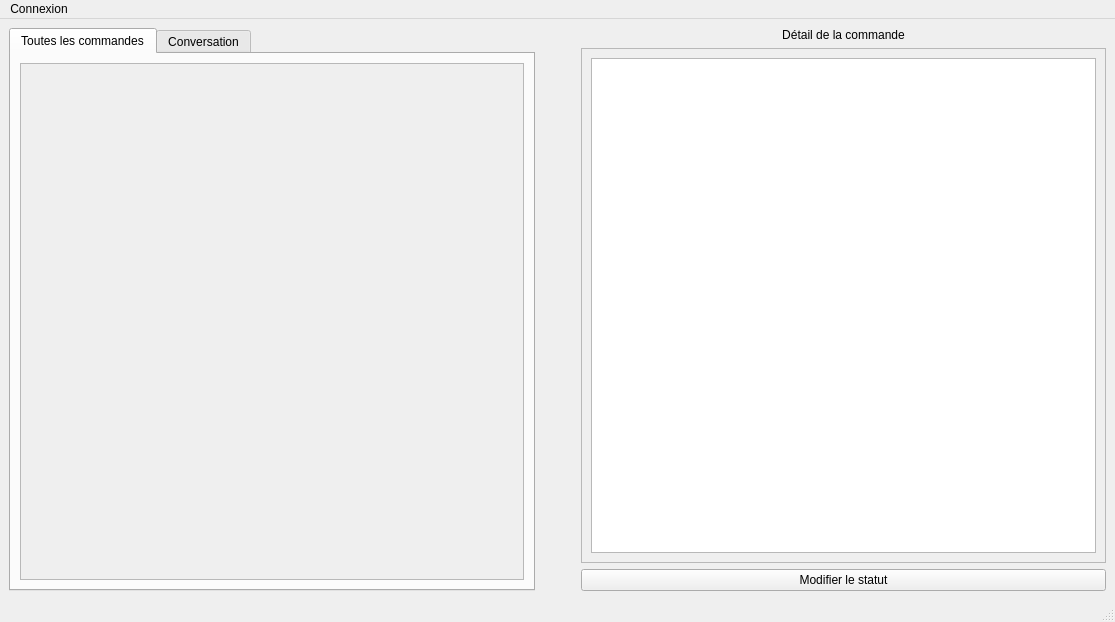
First picture: the form in gui/if_ventadesk2.ui, repository Thomas-N-GEORGE/Ventadesk, before the edit.
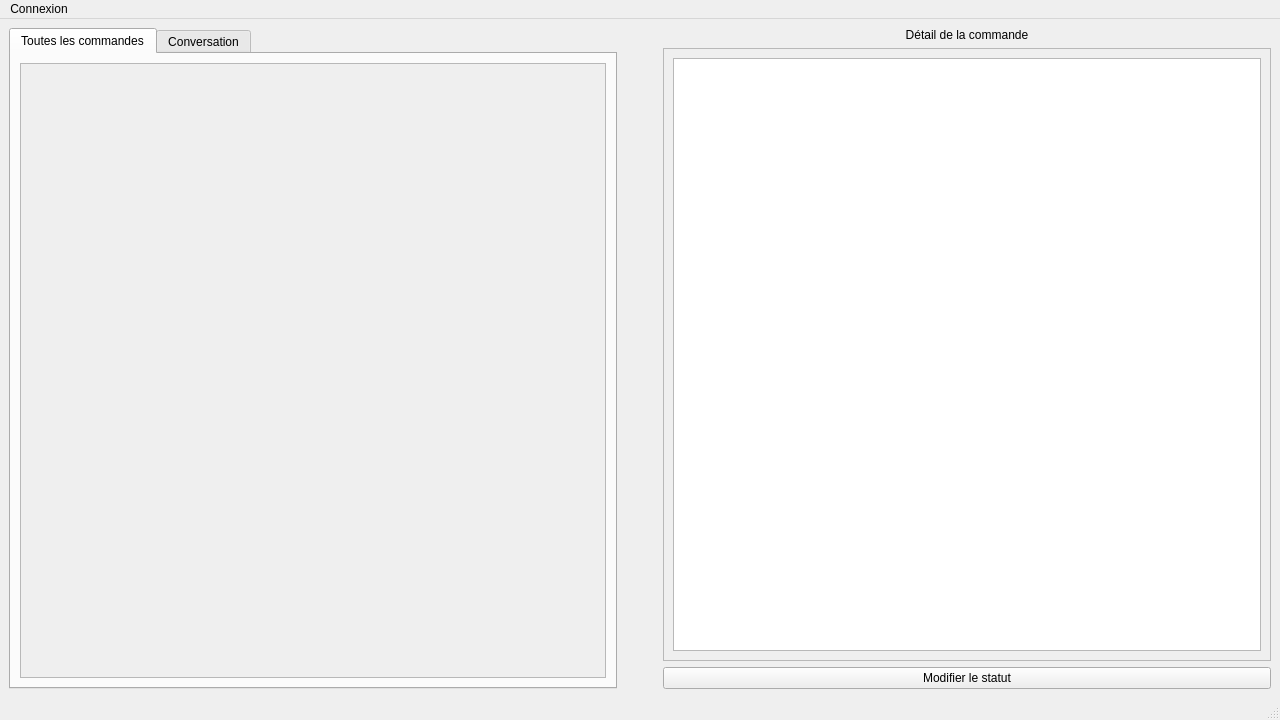
Second picture: the form after the edit.

Patch:
```diff
--- a/gui/if_ventadesk2.ui
+++ b/gui/if_ventadesk2.ui
@@ -6,8 +6,8 @@
    <rect>
     <x>0</x>
     <y>0</y>
-    <width>1115</width>
-    <height>622</height>
+    <width>1280</width>
+    <height>720</height>
    </rect>
   </property>
   <property name="windowTitle">
@@ -40,8 +40,8 @@
               <rect>
                <x>0</x>
                <y>0</y>
-               <width>496</width>
-               <height>512</height>
+               <width>578</width>
+               <height>610</height>
               </rect>
              </property>
              <property name="sizePolicy">
@@ -166,8 +166,8 @@
             <rect>
              <x>0</x>
              <y>0</y>
-             <width>515</width>
-             <height>500</height>
+             <width>598</width>
+             <height>598</height>
             </rect>
            </property>
            <layout class="QVBoxLayout" name="verticalLayout_4">
@@ -196,7 +196,7 @@
     <rect>
      <x>0</x>
      <y>0</y>
-     <width>1115</width>
+     <width>1280</width>
      <height>21</height>
     </rect>
    </property>
```
Left out of the diff: 4 changed lines with no effect on the pictures.
